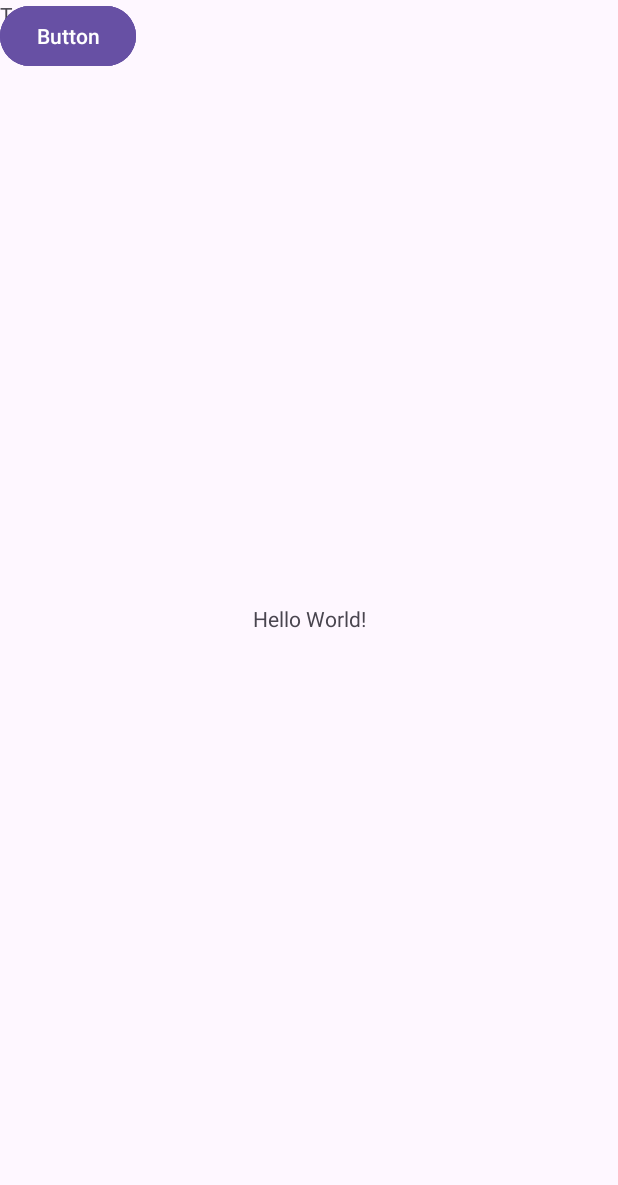
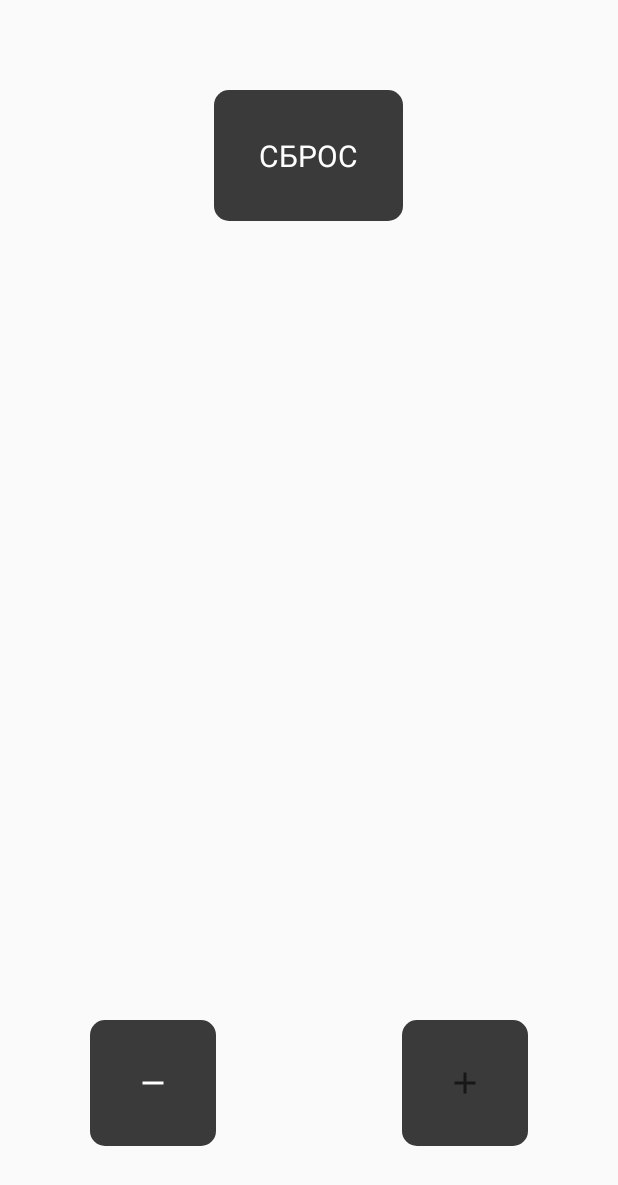
Before and after one commit to karachinstar/android_HW_Karachinstar2, an Android app: the layout activity_main.xml on its own in the app's theme, with its tools: preview values and no code run, on a phone screen of 412 x 824 dp. Shown: the top 1185 px of the screen. Run offline under Robolectric (Android 15) with nearby library versions, the phone set to English and light mode, and no system bars.

Commit message:
Готово

```diff
--- a/m1_hello_world/app/src/main/res/values/themes.xml
+++ b/m1_hello_world/app/src/main/res/drawable/remove_24.xml
@@ -1,9 +1,10 @@
-<resources xmlns:tools="http://schemas.android.com/tools">
-    <!-- Base application theme. -->
-    <style name="Base.Theme.M1_hello_world" parent="Theme.Material3.DayNight.NoActionBar">
-        <!-- Customize your light theme here. -->
-        <!-- <item name="colorPrimary">@color/my_light_primary</item> -->
-    </style>
-
-    <style name="Theme.M1_hello_world" parent="Base.Theme.M1_hello_world" />
-</resources>
+<vector xmlns:android="http://schemas.android.com/apk/res/android"
+    android:width="24dp"
+    android:height="24dp"
+    android:viewportWidth="960"
+    android:viewportHeight="960"
+    android:tint="#FFFFFF">
+  <path
+      android:fillColor="@android:color/white"
+      android:pathData="M200,520L200,440L760,440L760,520L200,520Z"/>
+</vector>
--- a/m1_hello_world/app/src/main/res/drawable/shape_button_disabled.xml
+++ b/m1_hello_world/app/src/main/res/drawable/shape_button_disabled.xml
@@ -1,5 +1,5 @@
 <?xml version="1.0" encoding="utf-8"?>
 <shape xmlns:android="http://schemas.android.com/apk/res/android">
-    <solid android:color="#FF9999"/>
-    <corners android:radius="30dp"/>
+    <solid android:color="#A6A6A6"/>
+    <corners android:radius="10dp"/>
 </shape>
--- a/m1_hello_world/app/src/main/res/drawable/shape_button_enable.xml
+++ b/m1_hello_world/app/src/main/res/drawable/shape_button_enable.xml
@@ -1,5 +1,5 @@
 <?xml version="1.0" encoding="utf-8"?>
 <shape xmlns:android="http://schemas.android.com/apk/res/android">
-    <solid android:color="#FF0000"/>
-    <corners android:radius="30dp"/>
+    <solid android:color="#3A3A3A"/>
+    <corners android:radius="10dp"/>
 </shape>
--- a/m1_hello_world/app/src/main/res/layout/activity_main.xml
+++ b/m1_hello_world/app/src/main/res/layout/activity_main.xml
@@ -1,53 +1,57 @@
 <?xml version="1.0" encoding="utf-8"?>
-<androidx.constraintlayout.widget.ConstraintLayout xmlns:android="http://schemas.android.com/apk/res/android"
+<FrameLayout xmlns:android="http://schemas.android.com/apk/res/android"
     xmlns:app="http://schemas.android.com/apk/res-auto"
     xmlns:tools="http://schemas.android.com/tools"
     android:layout_width="match_parent"
     android:layout_height="match_parent"
+    android:padding="60dp"
     tools:context=".MainActivity">
 
     <TextView
         android:id="@+id/centralText"
+        android:textSize="20dp"
         android:layout_width="wrap_content"
         android:layout_height="wrap_content"
-        android:text="Hello World!"
-        app:layout_constraintBottom_toBottomOf="parent"
-        app:layout_constraintEnd_toEndOf="parent"
-        app:layout_constraintStart_toStartOf="parent"
-        app:layout_constraintTop_toTopOf="parent" />
+        android:layout_gravity="center"
+        android:gravity="center"/>
 
-    <Button
+    <ImageButton
         android:id="@+id/buttonMinus"
         android:layout_width="wrap_content"
         android:layout_height="wrap_content"
-        android:text="Button"
-        tools:layout_editor_absoluteX="53dp"
-        tools:layout_editor_absoluteY="660dp" />
+        android:layout_gravity="bottom|left"
+        android:background="@drawable/slector_button"
+        android:padding="30dp"
+        android:src="@drawable/remove_24" />
 
-    <Button
-        android:id="@+id/buttonPlus"
+    <TextView
+        android:id="@+id/buttonRemove"
+        android:background="@drawable/slector_button"
+        android:padding="30dp"
+        android:textColor="@color/white"
+        android:textSize="20dp"
         android:layout_width="wrap_content"
         android:layout_height="wrap_content"
-        android:text="Button"
-        tools:layout_editor_absoluteX="278dp"
-        tools:layout_editor_absoluteY="660dp" />
+        android:layout_gravity="center_horizontal"
+        android:text="СБРОС" />
 
     <TextView
         android:id="@+id/textCountPassengers"
+        android:textSize="60dp"
+        android:textColor="@color/black"
         android:layout_width="wrap_content"
         android:layout_height="wrap_content"
-        android:text="TextView"
-        tools:layout_editor_absoluteX="176dp"
-        tools:layout_editor_absoluteY="669dp" />
+        android:layout_gravity="center|bottom"
+         />
 
-    <Button
-        android:id="@+id/button3"
+    <ImageButton
+        android:id="@+id/buttonPlus"
+        android:background="@drawable/slector_button"
+        android:padding="30dp"
+        android:src="@drawable/plus_icon"
         android:layout_width="wrap_content"
         android:layout_height="wrap_content"
-        android:text="Button"
-        tools:layout_editor_absoluteX="160dp"
-        tools:layout_editor_absoluteY="16dp" />
+        android:layout_gravity="bottom|right" />
 
 
-
-</androidx.constraintlayout.widget.ConstraintLayout>
+</FrameLayout>
--- a/m1_hello_world/app/src/main/res/values/colors.xml
+++ b/m1_hello_world/app/src/main/res/values/colors.xml
@@ -2,4 +2,5 @@
 <resources>
     <color name="black">#FF000000</color>
     <color name="white">#FFFFFFFF</color>
+    <color name="gray">#616161</color>
 </resources>
```
Also changed, not shown: m1_hello_world/app/src/main/java/ru/gb/android/hw1/m1_hello_world/MainActivity.kt (+47 -5 lines).
